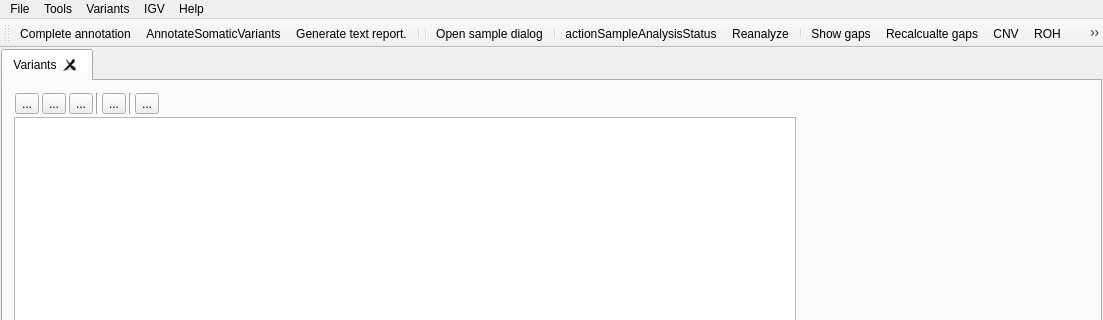
Before: the Qt Designer form src/GSvar/MainWindow.ui in imgag/ngs-bits, drawn with Qt 5; both pictures show x 0 to 1103 and y 0 to 320 of the 1103 by 896 pixel window.
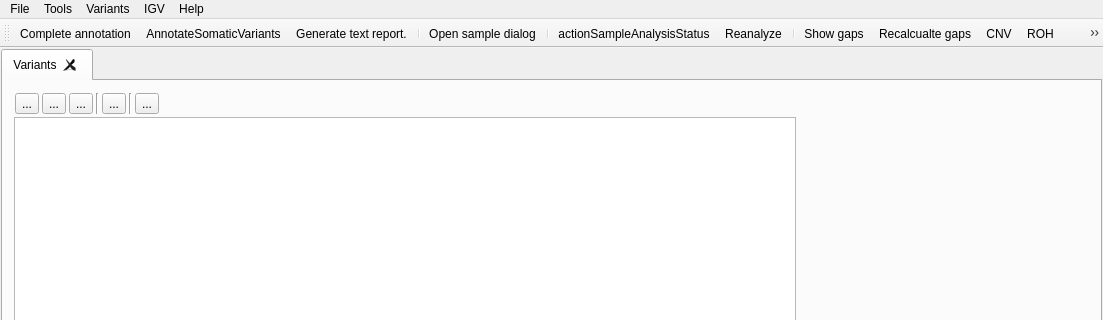
After: the same form once the commit is applied. Icons and pictures are not drawn. Custom widgets are drawn as their Qt base class.

Commit message: Corrected sub-module versions.

The edit to the form file:
```diff
--- a/src/GSvar/MainWindow.ui
+++ b/src/GSvar/MainWindow.ui
@@ -419,7 +419,6 @@
    <addaction name="actionAnnotateSomaticVariants"/>
    <addaction name="actionReport"/>
    <addaction name="separator"/>
-   <addaction name="separator"/>
    <addaction name="actionOpenProcessedSampleTabs"/>
    <addaction name="separator"/>
    <addaction name="actionAnalysisStatus"/>
```
